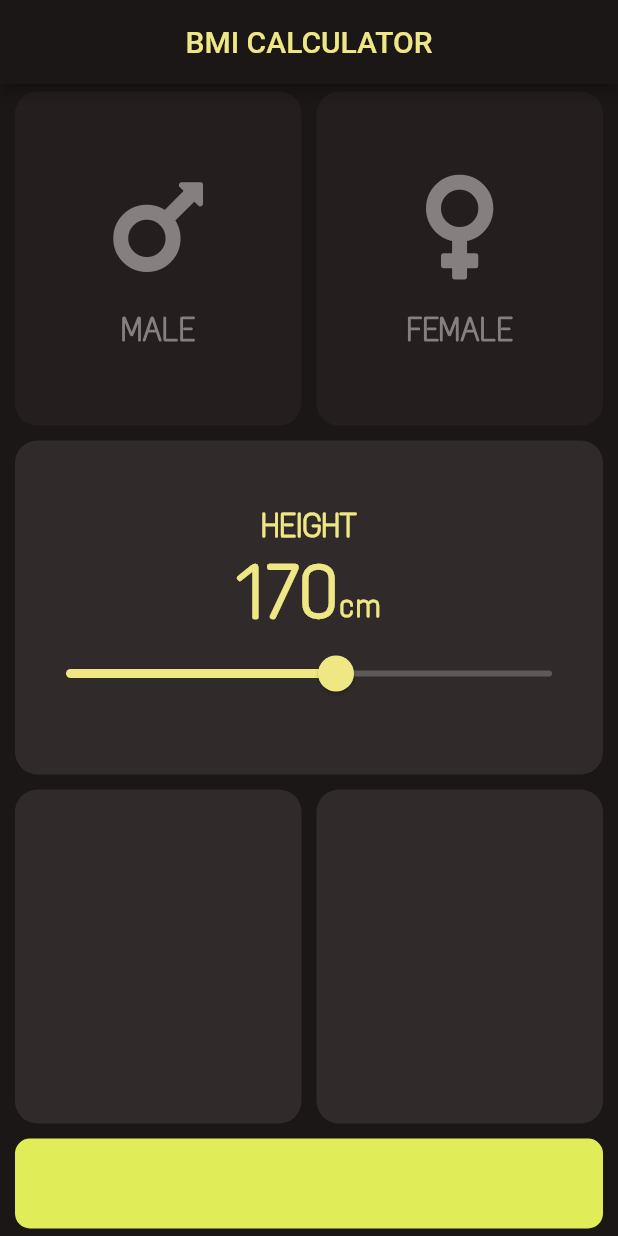
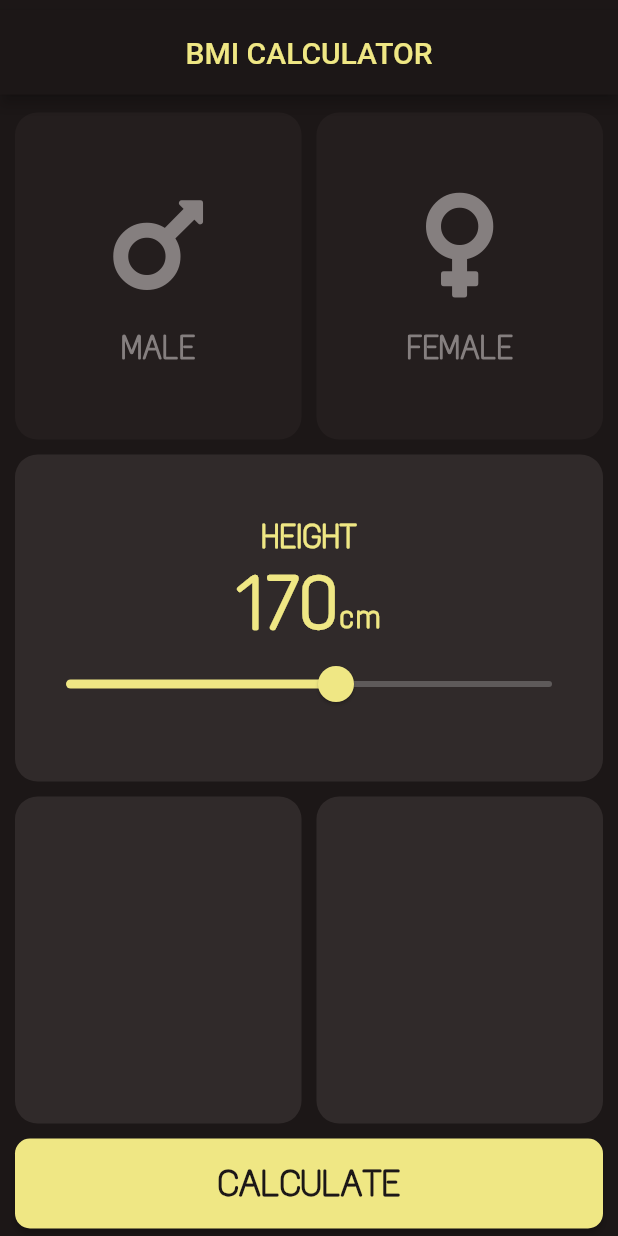
Before and after one commit to dvsu/bmi-calc, a Flutter app: the screen it shows after launch, on a phone screen of 412 x 824 dp. Run offline on Flutter 3.47's test engine with Material 2 defaults, Android fonts, the phone set to English and light mode, and no system bars; our stand-ins replace font_awesome_flutter.

Commit message:
Change button style

```diff
--- a/lib/color_palette.dart
+++ b/lib/color_palette.dart
@@ -12,7 +12,10 @@ const activeCardColor = subThemeColor2;
 const inactiveCardColor = subThemeColor1;
 const activeIconColor = mainContentColor;
 const inactiveIconColor = subThemeColor4;
-const buttonColor = subContentColor;
+
+// calculate button
+const buttonColor = mainContentColor;
+const buttonTextColor = mainThemeColor;
 
 const activeSliderColor = mainContentColor;
 const inactiveSliderColor = subThemeColor3;
--- a/lib/custom_dark_theme.dart
+++ b/lib/custom_dark_theme.dart
@@ -13,10 +13,10 @@ ThemeData customDarkTheme() {
     ),
     primaryTextTheme: TextTheme(
       headline6: TextStyle(
-        color: subContentColor,
+        color: mainContentColor,
         fontFamily: 'TextMeOne',
         fontWeight: FontWeight.w700,
-        fontSize: 22.0,
+        fontSize: 25.0,
       ),
     ),
     textTheme: TextTheme(
--- a/lib/input_page.dart
+++ b/lib/input_page.dart
@@ -26,9 +26,17 @@ class _InputPageState extends State<InputPage> {
   @override
   Widget build(BuildContext context) {
     return Scaffold(
-      appBar: AppBar(
-        title: Text(
-          'BMI CALCULATOR',
+      appBar: PreferredSize(
+        preferredSize: Size.fromHeight(70.0),
+        child: Column(
+          mainAxisAlignment: MainAxisAlignment.center,
+          children: <Widget>[
+            AppBar(
+              title: Text(
+                'BMI CALCULATOR',
+              ),
+            ),
+          ],
         ),
       ),
       body: Column(
@@ -162,14 +170,40 @@ class _InputPageState extends State<InputPage> {
               ],
             ),
           ),
-          Container(
-            height: 60.0,
-            width: double.infinity,
-            margin: EdgeInsets.symmetric(
+          Padding(
+            padding: const EdgeInsets.symmetric(
                 horizontal: sideToFrameSpacing, vertical: sideToSideSpacing),
-            decoration: BoxDecoration(
-              color: buttonColor,
-              borderRadius: BorderRadius.circular(10.0),
+            child: ElevatedButton(
+              onPressed: () {},
+              style: ButtonStyle(
+                backgroundColor: MaterialStateProperty.all(buttonColor),
+                foregroundColor: MaterialStateProperty.all(buttonTextColor),
+                shape: MaterialStateProperty.all(RoundedRectangleBorder(
+                  borderRadius: BorderRadius.circular(10.0),
+                )),
+                textStyle: MaterialStateProperty.all(
+                  TextStyle(
+                    fontFamily: 'TextMeOne',
+                    fontWeight: FontWeight.w700,
+                    fontSize: 25.0,
+                  ),
+                ),
+              ),
+              child: Container(
+                alignment: Alignment.center,
+                height: 60.0,
+                width: double.infinity,
+                // decoration: BoxDecoration(
+                //   color: buttonColor,
+                //   borderRadius: BorderRadius.circular(10.0),
+                // ),
+                child: Text(
+                  'CALCULATE',
+                  // style: TextStyle(
+                  //   fontSize: 25.0,
+                  // ),
+                ),
+              ),
             ),
           ),
         ],
```
